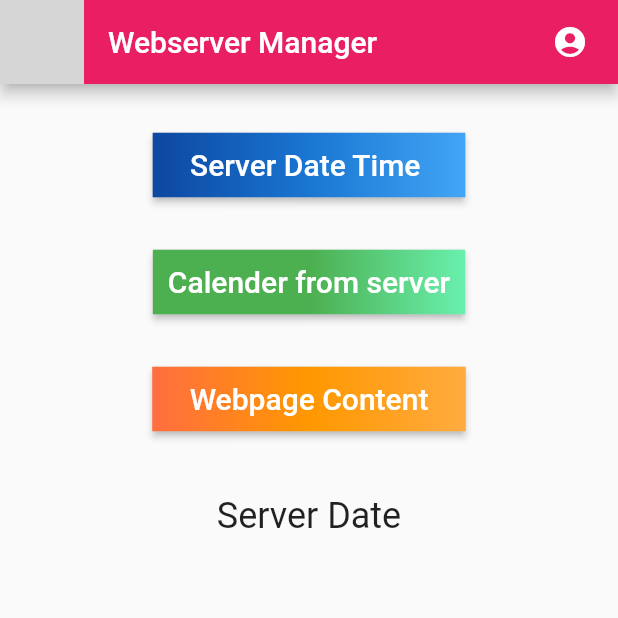
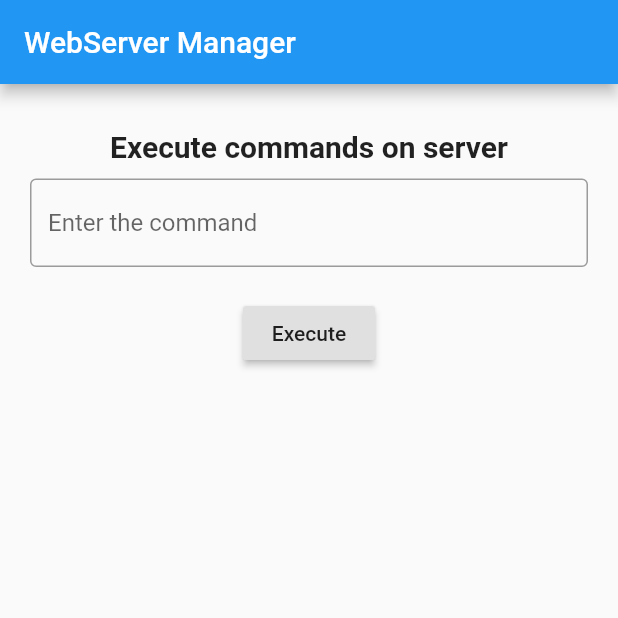
Before and after one commit to cankush625/FlutterClass-Demo, a Flutter app: the screen it shows after launch, on a phone screen of 412 x 824 dp, the top half of it. Run offline on Flutter 3.47's test engine with Material 2 defaults, Android fonts, the phone set to English and light mode, and no system bars; our stand-ins replace fluttertoast; missing offline and left inert: flutter_statusbarcolor; grey boxes are pictures that could not be loaded.

Commit message:
Integrating flutter with linux server on AWS
Signed-off-by: cankush625 <cankush625@gmail.com>

```diff
--- /dev/null
+++ b/lib/Flutter_Linux_Integration/demo1.dart
@@ -0,0 +1,100 @@
+import 'package:flutter/material.dart';
+import 'package:flutter/services.dart';
+import 'package:http/http.dart' as http;
+
+class Home extends StatefulWidget {
+  @override
+  _WebState createState() => _WebState();
+}
+// ignore: non_constant_identifier_names
+class _WebState extends State<Home> {
+  var output = " ";
+  var msgLine = " ";
+  String commandName = " ";
+  @override
+  Widget build(BuildContext context) {
+    return MaterialApp(
+      home: Scaffold(
+        appBar: AppBar(
+          title: Text('WebServer Manager'),
+        ),
+        body: SafeArea(
+          child: Column(
+            children: <Widget>[
+              SizedBox(
+                height: 30,
+              ),
+              Text(
+                'Execute commands on server',
+                style: TextStyle(
+                  fontSize: 20,
+                  fontWeight: FontWeight.bold,
+                ),
+              ),
+              SizedBox(
+                height: 10,
+              ),
+              Padding(
+                padding: const EdgeInsets.symmetric(horizontal: 20),
+                child: TextField(
+                  decoration: InputDecoration(
+                    hintText: "Enter the command",
+                    border: OutlineInputBorder(),
+                  ),
+                  onChanged: (x) {
+                    commandName = x;
+                  },
+                ),
+              ),
+              SizedBox(
+                height: 20,
+              ),
+              RaisedButton(
+                child: Text(
+                  'Execute'
+                ),
+                onPressed: () async {
+                  var url = "http://13.126.39.8/cgi-bin/${commandName}.py";
+                  var result = await http.get(url);
+                  var data = result.body;
+                  setState(() {
+                    msgLine = "Output of the ${commandName} comamnd is: ";
+                    output = data;
+                  });
+                  print(data);
+                },
+              ),
+              SizedBox(
+                height: 40,
+              ),
+              Container(
+                child: Column(
+                  children: <Widget>[
+                    Text(
+                      '${msgLine}',
+                      style: TextStyle(
+                        fontSize: 20,
+                        fontWeight: FontWeight.w600,
+                        color: Colors.red,
+                      ),
+                    ),
+                    SizedBox(
+                      height: 10,
+                    ),
+                    Text(
+                      '${output}',
+                      style: TextStyle(
+                        fontSize: 18,
+                      ),
+                    )
+                  ],
+                ),
+              )
+            ],
+          ),
+        ),
+      ),
+    );
+  }
+
+}
--- a/lib/main.dart
+++ b/lib/main.dart
@@ -1,7 +1,7 @@
 import 'package:flutter/material.dart';
 import 'package:flutter_statusbarcolor/flutter_statusbarcolor.dart';
 
-import 'Flutter_Linux_Integration/demo.dart';
+import 'Flutter_Linux_Integration/demo1.dart';
 
 void main() {
   runApp(BizApp());
```
